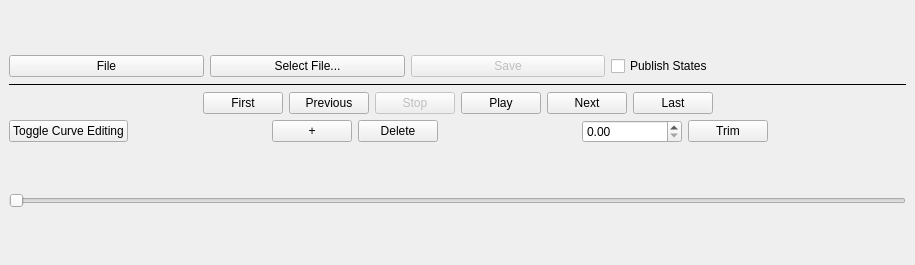
The window that resources/animation_plugin.ui (marvmn/rqt_animation) describes before a commit, drawn with Qt 5.
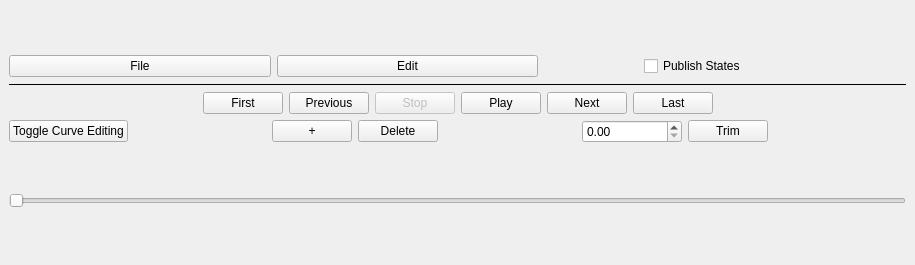
The same window after the commit.

Commit message: added scale dialog

The edit to the form file:
```diff
--- a/resources/animation_plugin.ui
+++ b/resources/animation_plugin.ui
@@ -40,36 +40,7 @@
        <item>
         <widget class="QPushButton" name="fileButton">
          <property name="text">
-          <string>Select File...</string>
-         </property>
-        </widget>
-       </item>
-       <item>
-        <widget class="QPushButton" name="saveButton">
-         <property name="enabled">
-          <bool>false</bool>
-         </property>
-         <property name="text">
-          <string>Save</string>
-         </property>
-        </widget>
-       </item>
-       <item>
-        <widget class="QCheckBox" name="publishCheckBox">
-         <property name="acceptDrops">
-          <bool>false</bool>
-         </property>
-         <property name="statusTip">
-          <string>If checked, joint states are published to the real robot</string>
-         </property>
-         <property name="layoutDirection">
-          <enum>Qt::LeftToRight</enum>
-         </property>
-         <property name="text">
-          <string>Publish States</string>
-         </property>
-         <property name="checked">
-          <bool>false</bool>
+          <string>Edit</string>
          </property>
         </widget>
        </item>
@@ -89,6 +60,25 @@
          </property>
         </spacer>
        </item>
+       <item>
+        <widget class="QCheckBox" name="publishCheckBox">
+         <property name="acceptDrops">
+          <bool>false</bool>
+         </property>
+         <property name="statusTip">
+          <string>If checked, joint states are published to the real robot</string>
+         </property>
+         <property name="layoutDirection">
+          <enum>Qt::LeftToRight</enum>
+         </property>
+         <property name="text">
+          <string>Publish States</string>
+         </property>
+         <property name="checked">
+          <bool>false</bool>
+         </property>
+        </widget>
+       </item>
       </layout>
      </item>
      <item>
```
Left out of the diff: 2 changed lines with no effect on the pictures. The commit also changes 4 other files.
